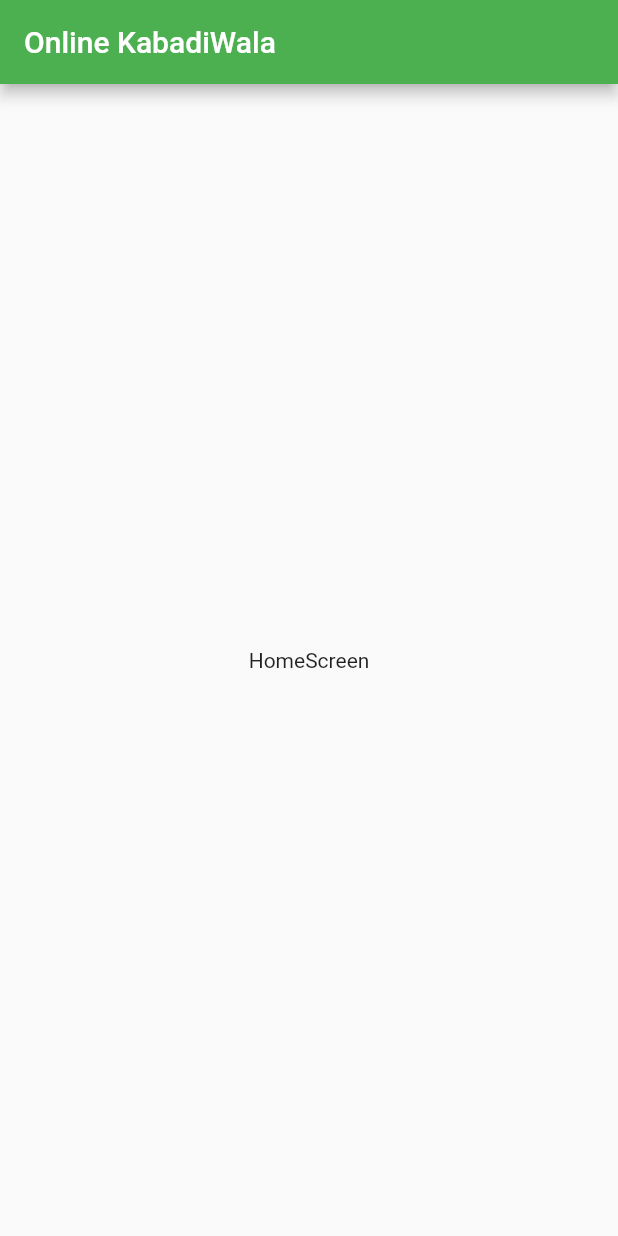
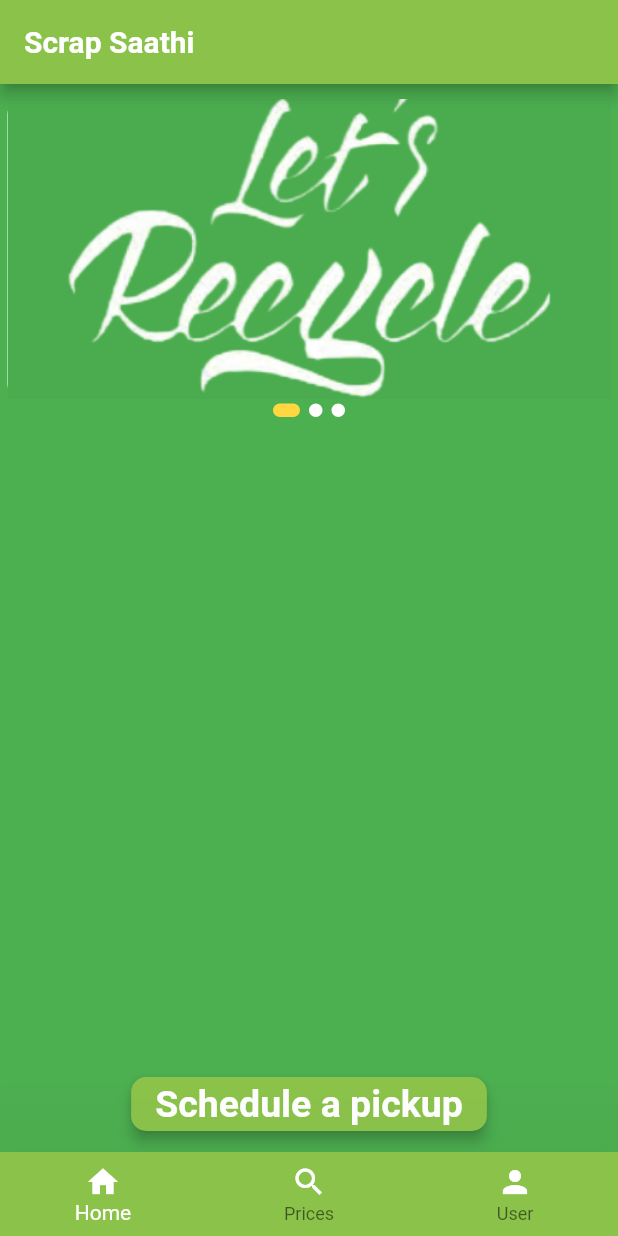
Before and after one commit to AlfahadSaifi/Online-Kabadiwala, a Flutter app: the screen it shows after launch, on a phone screen of 412 x 824 dp. Run offline on Flutter 3.47's test engine with Material 2 defaults, Android fonts, the phone set to English and light mode, and no system bars; drawn by our look-alikes of dots_indicator; our stand-ins replace google_fonts, lottie.

Commit message:
added functionalities

```diff
--- a/lib/main.dart
+++ b/lib/main.dart
@@ -13,7 +13,7 @@ class MyApp extends StatelessWidget {
     return MaterialApp(
       debugShowCheckedModeBanner: false,
       theme: ThemeData(
-        primarySwatch: Colors.green,
+        primarySwatch: Colors.lightGreen,
       ),
       home: const SplashScreen(),
     );
--- /dev/null
+++ b/lib/screens/home_page.dart
@@ -0,0 +1,147 @@
+import 'dart:async';
+
+import 'package:dots_indicator/dots_indicator.dart';
+import 'package:flutter/material.dart';
+import 'package:google_fonts/google_fonts.dart';
+
+class HomePage extends StatefulWidget {
+  const HomePage({super.key});
+
+  @override
+  State<HomePage> createState() => _HomePageState();
+}
+
+class _HomePageState extends State<HomePage> {
+  late PageController _pageController;
+  int _currentPage = 0;
+  late Timer _timer;
+
+  @override
+  void initState() {
+    super.initState();
+
+    _pageController = PageController(initialPage: _currentPage);
+
+    _pageController.addListener(() {
+      setState(() {
+        _currentPage = _pageController.page!.round();
+      });
+    });
+
+    _timer = Timer.periodic(const Duration(seconds: 5), (timer) {
+      if (_currentPage < 2) {
+        _currentPage++;
+      } else {
+        _currentPage = 0;
+      }
+
+      _pageController.animateToPage(
+        _currentPage,
+        duration: const Duration(milliseconds: 500),
+        curve: Curves.easeInOut,
+      );
+    });
+  }
+
+  @override
+  void dispose() {
+    _timer.cancel();
+    _pageController.dispose();
+    super.dispose();
+  }
+
+  @override
+  Widget build(BuildContext context) {
+    return Scaffold(
+      backgroundColor: Colors.green,
+      appBar: AppBar(
+        title: Text(
+          'Scrap Saathi',
+          style: GoogleFonts.roboto(
+            textStyle: const TextStyle(
+              fontWeight: FontWeight.bold,
+              color: Colors.white,
+            ),
+          ),
+        ),
+      ),
+      body: Column(
+        children: <Widget>[
+          Container(
+            height: 200,
+            margin: const EdgeInsets.fromLTRB(5, 10, 5, 0),
+            decoration: BoxDecoration(
+              borderRadius: BorderRadius.circular(10.0),
+              color: Colors.white,
+            ),
+            child: PageView.builder(
+              controller: _pageController,
+              scrollDirection: Axis.horizontal,
+              itemCount: 3,
+              itemBuilder: (BuildContext context, int index) {
+                return Container(
+                  decoration: BoxDecoration(
+                    borderRadius: BorderRadius.circular(10.0),
+                    color: Colors.white,
+                  ),
+                  width: 200,
+                  child: Center(
+                    child: Image.asset(
+                      'assets/images/scrollimage$index.png',
+                      height: 200,
+                      width: double.infinity,
+                      fit: BoxFit.fitWidth,
+                    ),
+                  ),
+                );
+              },
+            ),
+          ),
+          DotsIndicator(
+            dotsCount: 3,
+            position: _currentPage,
+            decorator: DotsDecorator(
+              color: Colors.white,
+              activeColor: Colors.amberAccent,
+              size: const Size.square(9.0),
+              activeSize: const Size(18.0, 9.0),
+              spacing: const EdgeInsets.all(3.0),
+              activeShape: RoundedRectangleBorder(
+                borderRadius: BorderRadius.circular(5.0),
+              ),
+            ),
+          ),
+          const Expanded(
+            child: SizedBox(),
+          ),
+          Padding(
+            padding: const EdgeInsets.all(8.0),
+            child: Align(
+              alignment: Alignment.bottomCenter,
+              child: ElevatedButton(
+                style: ElevatedButton.styleFrom(
+                  elevation: 4,
+                  backgroundColor: Colors.lightGreen,
+                  shape: RoundedRectangleBorder(
+                    borderRadius: BorderRadius.circular(10.0),
+                  ),
+                ),
+                onPressed: () {},
+                child: Text(
+                  "Schedule a pickup",
+                  style: GoogleFonts.roboto(
+                    textStyle: const TextStyle(
+                      fontSize: 25,
+                      fontWeight: FontWeight.bold,
+                      color: Colors.white,
+                    ),
+                  ),
+                ),
+              ),
+            ),
+          ),
+        ],
+      ),
+    );
+  }
+}
--- a/lib/screens/home_screen.dart
+++ b/lib/screens/home_screen.dart
@@ -1,4 +1,7 @@
 import 'package:flutter/material.dart';
+import 'package:scrap_saathi/screens/home_page.dart';
+import 'package:scrap_saathi/screens/prices.dart';
+import 'package:scrap_saathi/screens/user.dart';
 
 class HomeScreen extends StatefulWidget {
   const HomeScreen({super.key});
@@ -8,14 +11,55 @@ class HomeScreen extends StatefulWidget {
 }
 
 class _HomeScreenState extends State<HomeScreen> {
+  int _selectedIndex = 0;
+  final List<Widget> _pages = [
+    HomePage(),
+    PricesPage(),
+    UserPage(),
+  ];
+
+  void _onItemTapped(int index) {
+    setState(() {
+      _selectedIndex = index;
+    });
+  }
+
   @override
   Widget build(BuildContext context) {
     return Scaffold(
-      appBar: AppBar(
-        title: const Text('Online KabadiWala'),
+      backgroundColor: Colors.green,
+      body: Center(
+        child: _pages.elementAt(_selectedIndex),
       ),
-      body: const Center(
-        child: Text('HomeScreen'),
+      bottomNavigationBar: BottomNavigationBar(
+        backgroundColor: Colors.lightGreen,
+        elevation: 100,
+        items: const [
+          BottomNavigationBarItem(
+            icon: Icon(
+              Icons.home,
+              color: Colors.white,
+            ),
+            label: 'Home',
+          ),
+          BottomNavigationBarItem(
+            icon: Icon(
+              Icons.search,
+              color: Colors.white,
+            ),
+            label: 'Prices',
+          ),
+          BottomNavigationBarItem(
+            icon: Icon(
+              Icons.person,
+              color: Colors.white,
+            ),
+            label: 'User',
+          ),
+        ],
+        currentIndex: _selectedIndex,
+        selectedItemColor: Colors.white,
+        onTap: _onItemTapped,
       ),
     );
   }
--- a/pubspec.yaml
+++ b/pubspec.yaml
@@ -37,6 +37,7 @@ dependencies:
   cupertino_icons: ^1.0.2
   google_fonts: ^5.1.0
   lottie: ^2.6.0
+  dots_indicator: ^3.0.0
 
 dev_dependencies:
   flutter_test:
```
Also changed, not shown: lib/item.dart (added, +9 -0 lines), lib/screens/prices.dart (added, +78 -0 lines), lib/screens/splash.dart (+10 -7 lines), lib/screens/user.dart (added, +77 -0 lines), assets/images/scrap.png (deleted), assets/images/scrollimage0.png (added), assets/images/scrollimage1.png (added), assets/images/scrollimage2.png (added), assets/images/user.png (added), pubspec.lock.
